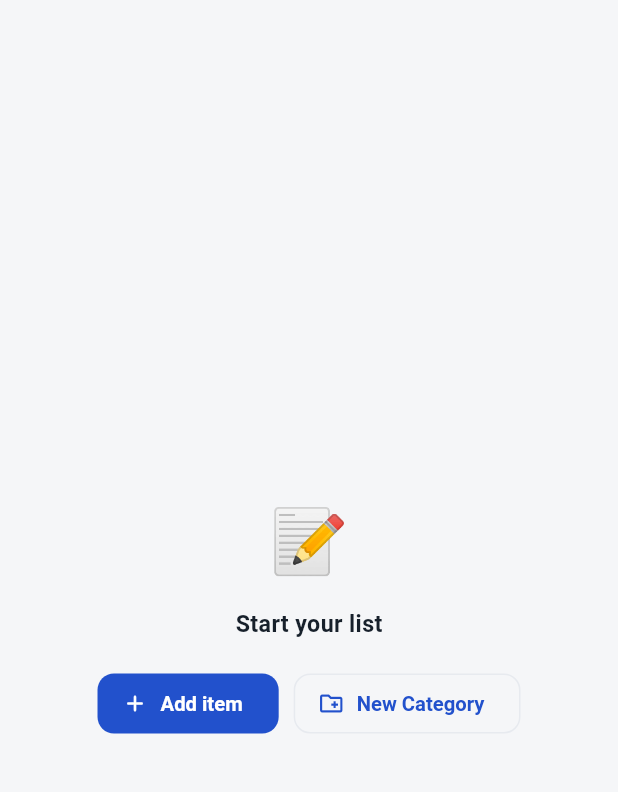
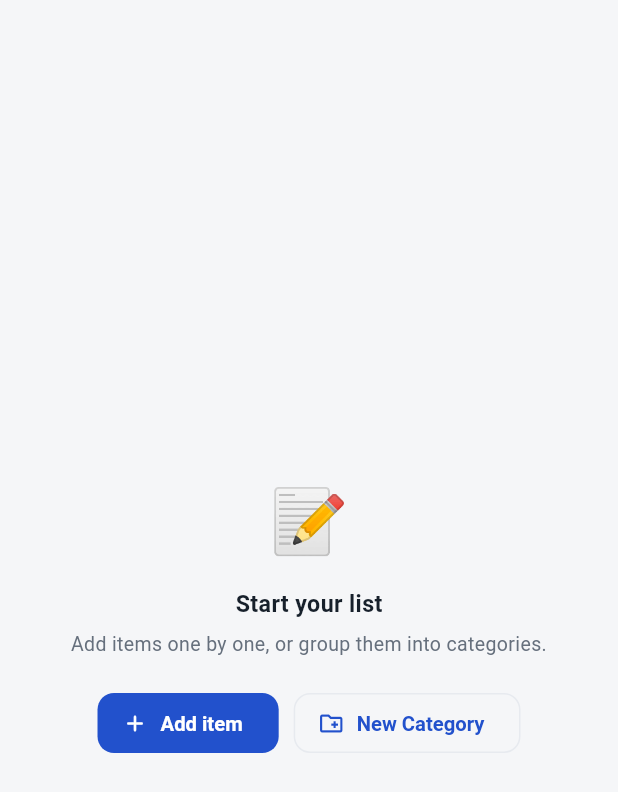
Before and after one commit to fcusano9/pack-lite, a Flutter app: the _EmptyList widget shown alone on an empty page, opened directly with empty values, on a phone screen of 412 x 824 dp. Shown: the top 792 px of the screen. Run offline on Flutter 3.47's test engine with Material 3 defaults, Android fonts, the phone set to English and light mode, and no system bars; our stand-ins replace audioplayers, file_picker, package_info_plus, share_plus, shared_preferences, vibration; accounts and stored records are empty.

Commit message:
Reword the empty list subtitle rather than dropping it
The subtitle earns its place; only "no setup needed" was the problem. It
now reads "Add items one by one, or group them into categories.", which
names both routes the buttons below offer and says what a category is for
instead of just naming the feature.

Net effect against main is a one-line copy change — the earlier removal in
fbc177c is undone here.

Fixes #17

Co-Authored-By: Claude Opus 4.8 <noreply@anthropic.com>

```diff
--- a/lib/screens/list_screen.dart
+++ b/lib/screens/list_screen.dart
@@ -1153,6 +1153,12 @@ class _EmptyList extends StatelessWidget {
               style: TextStyle(
                   fontSize: 15.5, fontWeight: FontWeight.w700, color: harbor.ink),
             ),
+            const SizedBox(height: 6),
+            Text(
+              'Add items one by one, or group them into categories.',
+              textAlign: TextAlign.center,
+              style: TextStyle(fontSize: 13, color: harbor.mut, height: 1.5),
+            ),
             const SizedBox(height: 18),
             Wrap(
               spacing: 10,
```
Also changed, not shown: 1 other file.
